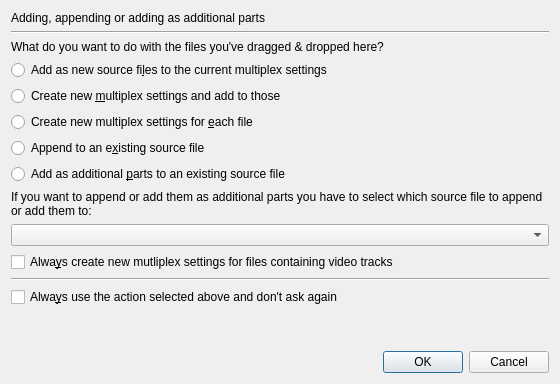
Before: the Qt Designer form src/mkvtoolnix-gui/forms/merge/adding_appending_files_dialog.ui in jpsdr/MKVToolnix-Windows-7, drawn with Qt 5.
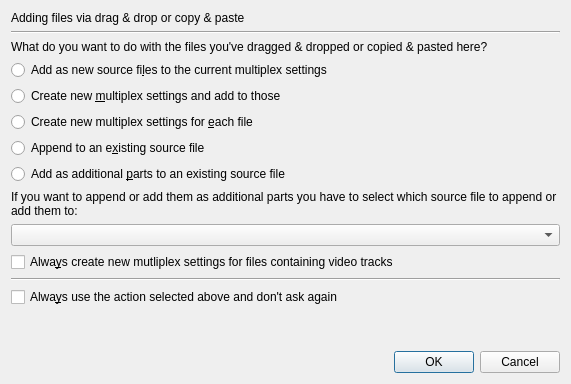
After: the same form once the commit is applied.

Commit message: GUI: mux: use separate settings for "add source files" vs drag&drop

```diff
--- a/src/mkvtoolnix-gui/forms/merge/adding_appending_files_dialog.ui
+++ b/src/mkvtoolnix-gui/forms/merge/adding_appending_files_dialog.ui
@@ -6,7 +6,7 @@
    <rect>
     <x>0</x>
     <y>0</y>
-    <width>560</width>
+    <width>571</width>
     <height>384</height>
    </rect>
   </property>
@@ -17,7 +17,7 @@
    <item>
     <widget class="QLabel" name="label">
      <property name="text">
-      <string>Adding, appending or adding as additional parts</string>
+      <string>Adding files via drag &amp; drop or copy &amp; paste</string>
      </property>
      <property name="wordWrap">
       <bool>true</bool>
@@ -34,7 +34,7 @@
    <item>
     <widget class="QLabel" name="label_2">
      <property name="text">
-      <string>What do you want to do with the files you've dragged &amp; dropped here?</string>
+      <string>What do you want to do with the files you've dragged &amp; dropped or copied &amp; pasted here?</string>
      </property>
      <property name="wordWrap">
       <bool>true</bool>
```
Left out of the diff: 6 changed lines with no effect on the pictures. The commit also changes 9 other files.
